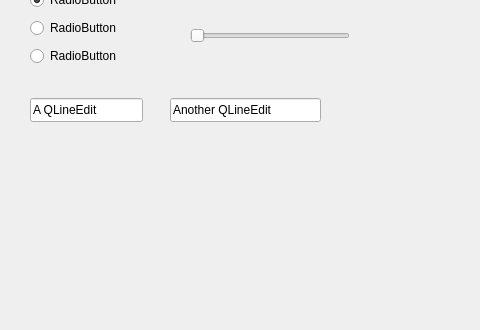
richardmg/WidgetsImagine, file mainwindow.ui: the form before one commit; both pictures show x 0 to 480 and y 132 to 462 of the 568 by 462 pixel window.
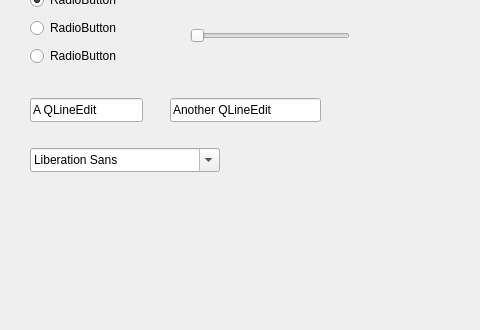
The form after the commit.

```diff
--- a/mainwindow.ui
+++ b/mainwindow.ui
@@ -137,6 +137,16 @@
      <bool>true</bool>
     </property>
    </widget>
+   <widget class="QFontComboBox" name="fontComboBox">
+    <property name="geometry">
+     <rect>
+      <x>30</x>
+      <y>280</y>
+      <width>190</width>
+      <height>24</height>
+     </rect>
+    </property>
+   </widget>
   </widget>
   <widget class="QMenuBar" name="menubar">
    <property name="geometry">
```
